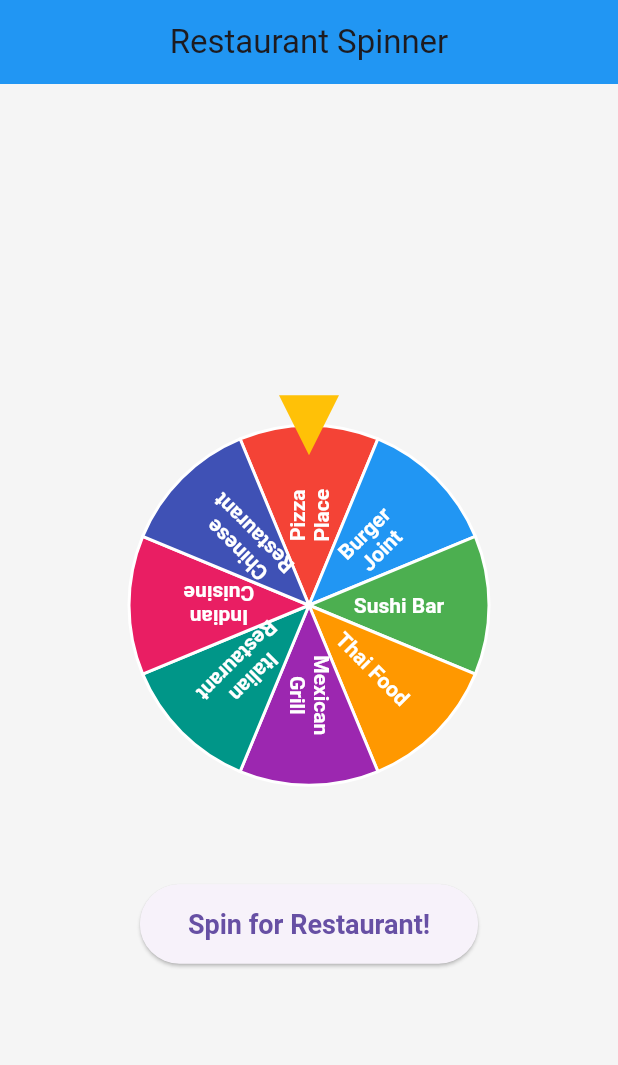
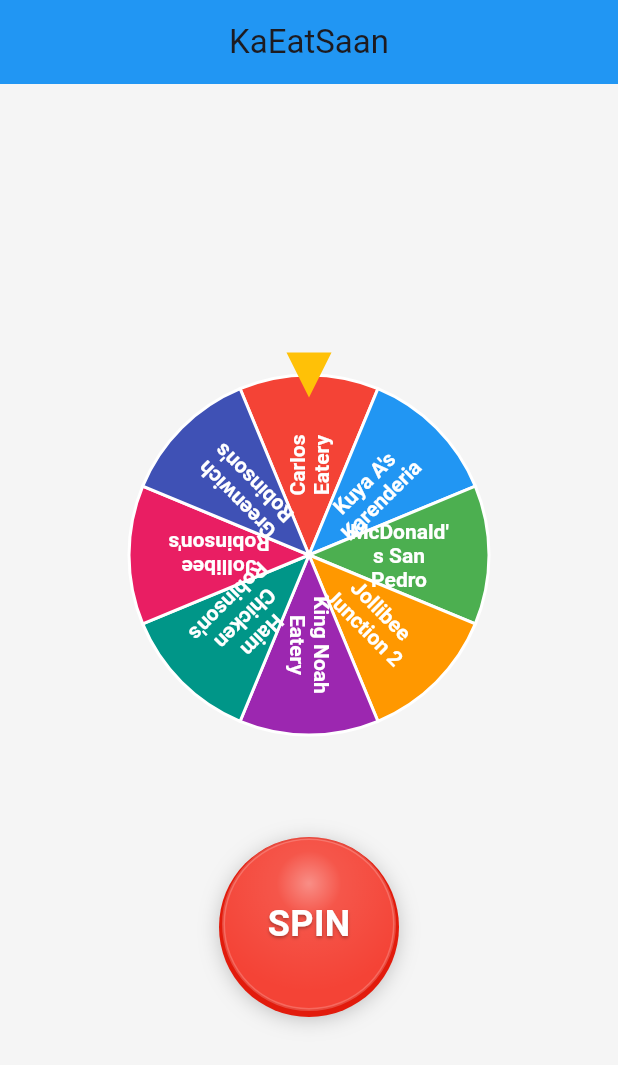
Before and after one commit to hmcldryl/KaEatSaan, a Flutter app: the screen it shows after launch, on a phone screen of 412 x 824 dp. Shown: the top 1065 px of the screen. Run offline on Flutter 3.47's test engine with Material 3 defaults, Android fonts, the phone set to English and light mode, and no system bars; drawn by our look-alikes of flutter_fortune_wheel.

Commit message:
feat: update widgets

```diff
--- a/ka_eat_saan/lib/features/home/screens/home_page.dart
+++ b/ka_eat_saan/lib/features/home/screens/home_page.dart
@@ -3,14 +3,14 @@
 
 class HomePage extends StatelessWidget {
   final List<String> restaurants = [
-    'Pizza Place',
-    'Burger Joint',
-    'Sushi Bar',
-    'Thai Food',
-    'Mexican Grill',
-    'Italian Restaurant',
-    'Indian Cuisine',
-    'Chinese Restaurant',
+    'Carlos Eatery',
+    'Kuya A\'s Karenderia',
+    'McDonald\'s San Pedro',
+    'Jollibee Junction 2',
+    'King Noah Eatery',
+    'Haim Chicken Robinson\'s',
+    'Jollibee Robinson\'s',
+    'Greenwich Robinson\'s',
   ];
 
   HomePage({super.key});
@@ -19,7 +19,7 @@
   Widget build(BuildContext context) {
     return Scaffold(
       appBar: AppBar(
-        title: const Text('Restaurant Spinner'),
+        title: const Text('KaEatSaan'),
       ),
       body: Center(
         child: SpinningWheel(
@@ -27,8 +27,8 @@
           onRestaurantSelected: (String selected) {
             ScaffoldMessenger.of(context).showSnackBar(
               SnackBar(
-                content: Text('Selected restaurant: $selected'),
-                duration: const Duration(seconds: 2),
+                content: Text(selected),
+                duration: const Duration(seconds: 3),
               ),
             );
           },
--- a/ka_eat_saan/lib/features/home/widgets/spin_button.dart
+++ b/ka_eat_saan/lib/features/home/widgets/spin_button.dart
@@ -1,29 +1,177 @@
 import 'package:flutter/material.dart';
+import 'dart:math' as math;
 
-class SpinButton extends StatelessWidget {
+class SpinButton extends StatefulWidget {
+  final double size;
+  final Color color;
+  final String text;
   final VoidCallback onPressed;
-  final String text;
 
   const SpinButton({
     super.key,
+    this.size = 120.0,
+    this.color = Colors.red,
+    this.text = 'SPIN',
     required this.onPressed,
-    this.text = 'Spin',
   });
 
   @override
+  State<SpinButton> createState() => _SpinButtonState();
+}
+
+class _SpinButtonState extends State<SpinButton> with SingleTickerProviderStateMixin {
+  late AnimationController _controller;
+  late Animation<double> _pressAnimation;
+  bool _isPressed = false;
+
+  @override
+  void initState() {
+    super.initState();
+    _controller = AnimationController(
+      duration: const Duration(milliseconds: 100),
+      vsync: this,
+    );
+    _pressAnimation = Tween<double>(begin: 0.0, end: 1.0).animate(
+      CurvedAnimation(parent: _controller, curve: Curves.easeInOut),
+    );
+  }
+
+  @override
+  void dispose() {
+    _controller.dispose();
+    super.dispose();
+  }
+
+  void _handleTapDown(TapDownDetails details) {
+    setState(() => _isPressed = true);
+    _controller.forward();
+  }
+
+  void _handleTapUp(TapUpDetails details) {
+    setState(() => _isPressed = false);
+    _controller.reverse();
+  }
+
+  void _handleTapCancel() {
+    setState(() => _isPressed = false);
+    _controller.reverse();
+  }
+
+  @override
   Widget build(BuildContext context) {
-    return ElevatedButton(
-      onPressed: onPressed,
-      style: ElevatedButton.styleFrom(
-        foregroundColor: Colors.white,
-        backgroundColor: Colors.deepOrange,
-        padding: const EdgeInsets.symmetric(horizontal: 30, vertical: 15),
-        textStyle: const TextStyle(
-          fontSize: 18,
-          fontWeight: FontWeight.bold,
-        ),
+    return GestureDetector(
+      onTapDown: _handleTapDown,
+      onTapUp: _handleTapUp,
+      onTapCancel: _handleTapCancel,
+      onTap: widget.onPressed,
+      child: AnimatedBuilder(
+        animation: _pressAnimation,
+        builder: (context, child) {
+          return CustomPaint(
+            size: Size(widget.size, widget.size),
+            painter: _SpinButtonPainter(
+              color: widget.color,
+              pressProgress: _pressAnimation.value,
+            ),
+            child: Container(
+              width: widget.size,
+              height: widget.size,
+              alignment: Alignment.center,
+              padding: EdgeInsets.only(bottom: 4.0 * _pressAnimation.value),
+              child: Text(
+                widget.text,
+                style: TextStyle(
+                  color: Colors.white,
+                  fontSize: widget.size * 0.2,
+                  fontWeight: FontWeight.bold,
+                  shadows: [
+                    Shadow(
+                      color: Colors.black.withOpacity(0.3),
+                      offset: Offset(0, 1),
+                      blurRadius: 2,
+                    ),
+                  ],
+                ),
+              ),
+            ),
+          );
+        },
       ),
-      child: Text(text),
     );
   }
 }
+
+class _SpinButtonPainter extends CustomPainter {
+  final Color color;
+  final double pressProgress;
+
+  _SpinButtonPainter({
+    required this.color,
+    required this.pressProgress,
+  });
+
+  @override
+  void paint(Canvas canvas, Size size) {
+    final center = Offset(size.width / 2, size.height / 2);
+    final radius = size.width / 2;
+
+    // Shadow
+    final shadowPaint = Paint()
+      ..color = Colors.black.withOpacity(0.3)
+      ..maskFilter = const MaskFilter.blur(BlurStyle.normal, 8);
+    canvas.drawCircle(
+      center + Offset(0, 4 * (1 - pressProgress)),
+      radius * 0.95,
+      shadowPaint,
+    );
+
+    // Base color (darker shade)
+    final basePaint = Paint()..color = color.darken(0.2);
+    canvas.drawCircle(center + Offset(0, 2 * (1 - pressProgress)), radius, basePaint);
+
+    // Main button color
+    final buttonPaint = Paint()..color = color;
+    canvas.drawCircle(center, radius * 0.95, buttonPaint);
+
+    // Glossy highlight
+    final highlightRect = Rect.fromCenter(
+      center: center - Offset(0, radius * 0.2),
+      width: radius * 1.6,
+      height: radius,
+    );
+
+    final highlightGradient = RadialGradient(
+      center: Alignment(0.0, -0.5),
+      radius: 1.2,
+      colors: [
+        Colors.white.withOpacity(0.4 * (1 - pressProgress * 0.5)),
+        Colors.white.withOpacity(0.1 * (1 - pressProgress * 0.5)),
+        Colors.white.withOpacity(0.0),
+      ],
+      stops: const [0.0, 0.3, 1.0],
+    );
+
+    final highlightPaint = Paint()..shader = highlightGradient.createShader(highlightRect);
+    canvas.drawCircle(center, radius * 0.95, highlightPaint);
+
+    // Edge highlight
+    final edgePaint = Paint()
+      ..style = PaintingStyle.stroke
+      ..strokeWidth = 2.0
+      ..color = Colors.white.withOpacity(0.2 * (1 - pressProgress * 0.5));
+    canvas.drawCircle(center, radius * 0.95, edgePaint);
+  }
+
+  @override
+  bool shouldRepaint(covariant _SpinButtonPainter oldDelegate) {
+    return color != oldDelegate.color || pressProgress != oldDelegate.pressProgress;
+  }
+}
+
+extension ColorExtension on Color {
+  Color darken(double amount) {
+    assert(amount >= 0 && amount <= 1);
+    final hsl = HSLColor.fromColor(this);
+    return hsl.withLightness((hsl.lightness * (1 - amount)).clamp(0.0, 1.0)).toColor();
+  }
+}
--- a/ka_eat_saan/lib/features/home/widgets/spinning_wheel.dart
+++ b/ka_eat_saan/lib/features/home/widgets/spinning_wheel.dart
@@ -1,6 +1,8 @@
 import 'package:flutter/material.dart';
 import 'package:flutter_fortune_wheel/flutter_fortune_wheel.dart';
 import 'dart:async';
+
+import 'package:ka_eat_saan/features/home/widgets/spin_button.dart';
 
 class SpinningWheel extends StatefulWidget {
   final List<String> restaurants;
@@ -66,7 +68,6 @@
       selectedValue = Fortune.randomInt(0, widget.restaurants.length);
       _controller.add(selectedValue);
 
-      // Delay the callback until animation ends
       Future.delayed(
         const Duration(milliseconds: 5000),
             () => widget.onRestaurantSelected(widget.restaurants[selectedValue]),
@@ -96,9 +97,9 @@
                   alignment: Alignment.topCenter,
                   child: TriangleIndicator(
                     color: Colors.amber,
-                    width: 40,
-                    height: 40,
-                    elevation: 5,
+                    width: 30,
+                    height: 30,
+                    elevation: 8,
                   ),
                 ),
               ],
@@ -106,15 +107,13 @@
           ),
         ),
         const SizedBox(height: 20),
-        ElevatedButton(
-          onPressed: _spinWheel,
-          style: ElevatedButton.styleFrom(
-            padding: const EdgeInsets.symmetric(horizontal: 32, vertical: 16),
-          ),
-          child: const Text(
-            'Spin for Restaurant!',
-            style: TextStyle(fontSize: 18),
-          ),
+        SpinButton(
+          size: 120.0,
+          color: Colors.red,
+          text: 'SPIN',
+          onPressed: () {
+            _spinWheel();
+          },
         ),
       ],
     );
```
Also changed, not shown: ka_eat_saan/lib/features/user_auth/widgets/sign_up_modal.dart (added), ka_eat_saan/lib/features/user_profile/screens/profile_page.dart (added).
